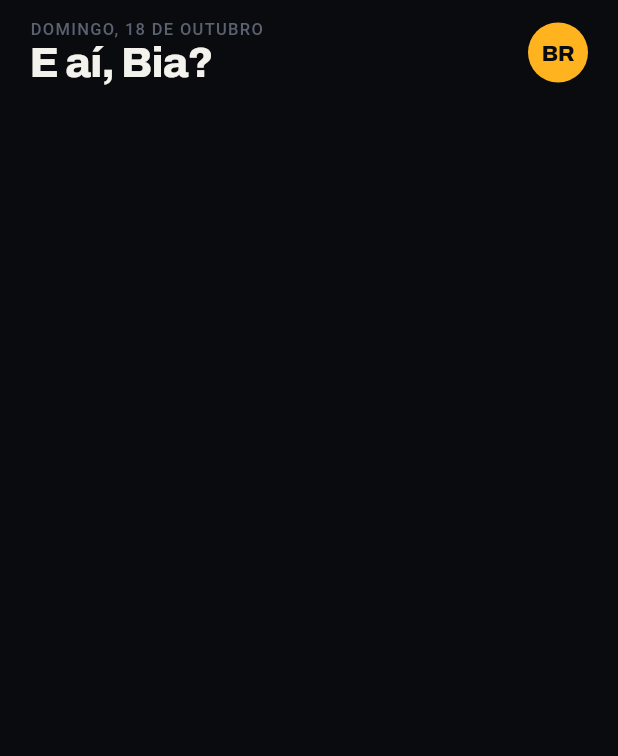
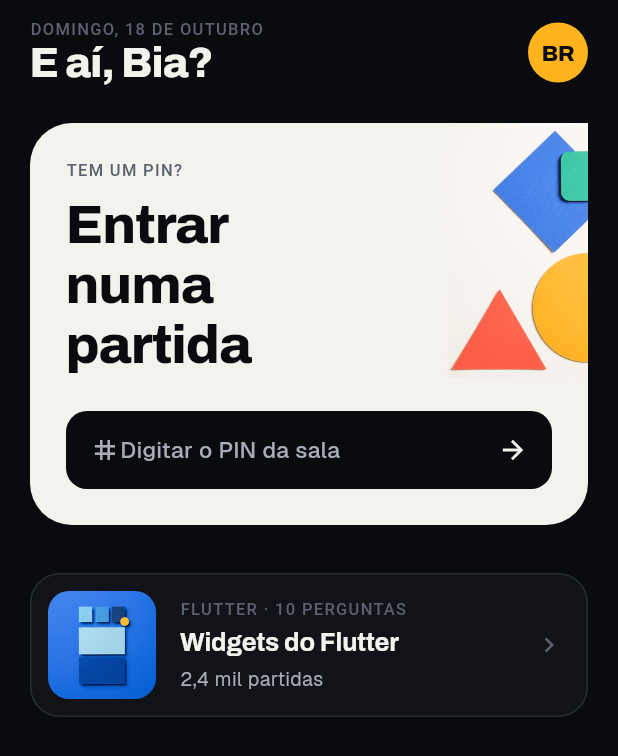
Before and after one commit to Lhferraaz/Quizzada, a Flutter app: the HomeScreen screen opened by its route, on a phone screen of 412 x 824 dp. Shown: the top 756 px of the screen. Run offline on Flutter 3.47's test engine with Material 3 defaults, Android fonts, the phone set to English and light mode, and no system bars; our stand-ins replace flutter_riverpod, go_router, google_fonts; Roboto replaces fonts that are missing (Geist Mono).

Commit message:
Tela de home e card finalizados

```diff
--- /dev/null
+++ b/lib/data/models/quiz.dart
@@ -0,0 +1,28 @@
+class Quiz {
+  final String id;
+  final String title;
+  final String category;
+  final int questionCount;
+  final int playCount;
+  final String cover;
+
+  const Quiz({
+    required this.id,
+    required this.title,
+    required this.category,
+    required this.questionCount,
+    required this.playCount,
+    required this.cover,
+  });
+
+  factory Quiz.frommap(Map<String, dynamic> map) {
+    return Quiz(
+      id: map['id'] as String,
+      title: map['title'] as String,
+      category: map['category'] as String,
+      questionCount: map['questionCount'] as int,
+      playCount: map['playCount'],
+      cover: map['cover'],
+    );
+  }
+}
--- a/lib/ui/auth/screens/signUp_screen.dart
+++ b/lib/ui/auth/screens/signUp_screen.dart
@@ -9,7 +9,7 @@ import 'package:quizzada/ui/core/shared/widgets/qz_top_bar.dart';
 import 'package:quizzada/ui/core/themes/qz_colors.dart';
 import 'package:quizzada/ui/core/themes/qz_space.dart';
 import 'package:quizzada/ui/core/themes/qz_text.dart';
-import 'package:quizzada/utils/formatter.dart';
+import 'package:quizzada/utils/formatters.dart';
 import 'package:quizzada/utils/validators.dart';
 
 class SingUpScreen extends StatefulWidget {
--- /dev/null
+++ b/lib/ui/core/shared/widgets/quiz_cover.dart
@@ -0,0 +1,18 @@
+import 'package:flutter/material.dart';
+import 'package:quizzada/ui/core/themes/qz_radius.dart';
+
+/// A capa de um quiz: uma imagem quadrada com os cantos arredondados.
+class QuizCover extends StatelessWidget {
+  const QuizCover({super.key, required this.image, this.size = 72});
+
+  final String image;
+  final double size;
+
+  @override
+  Widget build(BuildContext context) {
+    return ClipRRect(
+      borderRadius: BorderRadius.circular(QzRadius.md),
+      child: Image.asset(image, width: size, height: size, fit: BoxFit.cover),
+    );
+  }
+}
--- a/lib/ui/home/screens/home_screen.dart
+++ b/lib/ui/home/screens/home_screen.dart
@@ -1,12 +1,30 @@
 import 'package:flutter/material.dart';
+import 'package:quizzada/data/models/quiz.dart';
 import 'package:quizzada/ui/core/shared/widgets/qz_avatar.dart';
 import 'package:quizzada/ui/core/themes/qz_colors.dart';
 import 'package:quizzada/ui/core/themes/qz_space.dart';
 import 'package:quizzada/ui/core/themes/qz_text.dart';
-import 'package:quizzada/utils/formatter.dart';
+import 'package:quizzada/ui/home/widgets/join_game_card.dart';
+import 'package:quizzada/ui/home/widgets/quiz_card.dart';
+import 'package:quizzada/utils/formatters.dart';
+
+const _sampleQuiz = Quiz(
+  id: 'widgets-do-flutter',
+  title: 'Widgets do Flutter',
+  category: 'Flutter',
+  questionCount: 10,
+  playCount: 2400,
+  cover: 'assets/images/capa-widgets-do-flutter.png',
+);
 
 class HomeScreen extends StatelessWidget {
   const HomeScreen({super.key});
+
+  void _showSoon(BuildContext context, String message) {
+    ScaffoldMessenger.of(
+      context,
+    ).showSnackBar(SnackBar(content: Text(message)));
+  }
 
   @override
   Widget build(BuildContext context) {
@@ -19,7 +37,16 @@ class HomeScreen extends StatelessWidget {
             QzSpace.s20,
             QzSpace.s24,
           ),
-          children: const [_Header()],
+          children: [
+            const _Header(),
+            const SizedBox(height: QzSpace.s24),
+            JoinGameCard(
+              onPinPressed: () =>
+                  _showSoon(context, 'A tela PIN chega na Etapa 5'),
+            ),
+            const SizedBox(height: QzSpace.s32),
+            QuizCard(quiz: _sampleQuiz, onTap: () {}),
+          ],
         ),
       ),
     );
--- /dev/null
+++ b/lib/ui/home/widgets/join_game_card.dart
@@ -0,0 +1,104 @@
+import 'package:flutter/material.dart';
+import 'package:quizzada/ui/core/themes/qz_colors.dart';
+import 'package:quizzada/ui/core/themes/qz_radius.dart';
+import 'package:quizzada/ui/core/themes/qz_space.dart';
+import 'package:quizzada/ui/core/themes/qz_text.dart';
+
+class JoinGameCard extends StatelessWidget {
+  const JoinGameCard({super.key, required this.onPinPressed});
+
+  final VoidCallback onPinPressed;
+
+  @override
+  Widget build(BuildContext context) {
+    return Container(
+      decoration: BoxDecoration(
+        color: QzColors.actionPrimary,
+        borderRadius: BorderRadius.circular(QzRadius.xl),
+      ),
+      child: Stack(
+        children: [
+          Positioned(
+            top: 0,
+            right: 0,
+            child: Image.asset(
+              'assets/images/formas-entrar.png',
+              width: 157,
+              height: 170,
+            ),
+          ),
+          Padding(
+            padding: const EdgeInsets.all(QzSpace.s24),
+            child: Column(
+              crossAxisAlignment: CrossAxisAlignment.start,
+              children: [
+                Text(
+                  'TEM UM PIN?',
+                  style: QzText.overline.copyWith(color: QzColors.textMuted),
+                ),
+                const SizedBox(height: 10),
+                SizedBox(
+                  width: 190,
+                  child: Text(
+                    'Entrar numa partida',
+                    style: QzText.displayM.copyWith(
+                      color: QzColors.actionOnPrimary,
+                    ),
+                  ),
+                ),
+                const SizedBox(height: QzSpace.s24),
+                _PinButton(onPressed: onPinPressed),
+              ],
+            ),
+          ),
+        ],
+      ),
+    );
+  }
+}
+
+class _PinButton extends StatelessWidget {
+  const _PinButton({required this.onPressed});
+
+  final VoidCallback onPressed;
+
+  @override
+  Widget build(BuildContext context) {
+    final shape = RoundedRectangleBorder(
+      borderRadius: BorderRadius.circular(QzRadius.md),
+    );
+
+    return Material(
+      color: QzColors.textInverse,
+      shape: shape,
+      child: InkWell(
+        customBorder: shape,
+        onTap: onPressed,
+        child: SizedBox(
+          height: 52,
+          child: Padding(
+            padding: EdgeInsets.symmetric(horizontal: QzSpace.s16),
+            child: Row(
+              children: [
+                const Icon(Icons.tag, size: 20, color: QzColors.textSecondary),
+                Expanded(
+                  child: Text(
+                    'Digitar o PIN da sala',
+                    style: QzText.bodyMStrong.copyWith(
+                      color: QzColors.textSecondary,
+                    ),
+                  ),
+                ),
+                const Icon(
+                  Icons.arrow_forward,
+                  size: 20,
+                  color: QzColors.textPrimary,
+                ),
+              ],
+            ),
+          ),
+        ),
+      ),
+    );
+  }
+}
--- /dev/null
+++ b/lib/ui/home/widgets/quiz_card.dart
@@ -0,0 +1,80 @@
+import 'package:flutter/material.dart';
+import 'package:quizzada/data/models/quiz.dart';
+import 'package:quizzada/ui/core/shared/widgets/quiz_cover.dart';
+import 'package:quizzada/ui/core/themes/qz_colors.dart';
+import 'package:quizzada/ui/core/themes/qz_radius.dart';
+import 'package:quizzada/ui/core/themes/qz_space.dart';
+import 'package:quizzada/ui/core/themes/qz_text.dart';
+import 'package:quizzada/utils/formatters.dart';
+
+class QuizCard extends StatelessWidget {
+  const QuizCard({super.key, required this.quiz, required this.onTap});
+
+  final Quiz quiz;
+  final VoidCallback onTap;
+
+  @override
+  Widget build(BuildContext context) {
+    final shape = RoundedRectangleBorder(
+      borderRadius: BorderRadius.circular(QzRadius.lg),
+      side: const BorderSide(color: QzColors.borderSubtle),
+    );
+
+    return Material(
+      color: QzColors.bgSurface,
+      shape: shape,
+      child: InkWell(
+        customBorder: shape,
+        onTap: onTap,
+        child: Padding(
+          padding: const EdgeInsets.fromLTRB(
+            QzSpace.s12,
+            QzSpace.s12,
+            QzSpace.s16,
+            QzSpace.s12,
+          ),
+          child: Row(
+            children: [
+              QuizCover(image: quiz.cover),
+              const SizedBox(width: QzSpace.s16),
+              Expanded(
+                child: Column(
+                  crossAxisAlignment: CrossAxisAlignment.start,
+                  children: [
+                    Text(
+                      '${quiz.category} · ${quiz.questionCount} perguntas'
+                          .toUpperCase(),
+                      style: QzText.overline.copyWith(
+                        color: QzColors.textMuted,
+                      ),
+                    ),
+                    const SizedBox(height: QzSpace.s4),
+                    Text(
+                      quiz.title,
+                      style: QzText.titleS,
+                      maxLines: 1,
+                      overflow: TextOverflow.ellipsis,
+                    ),
+                    const SizedBox(height: QzSpace.s4),
+                    Text(
+                      Formatters.playCount(quiz.playCount),
+                      style: QzText.bodyS.copyWith(
+                        color: QzColors.textSecondary,
+                      ),
+                    ),
+                  ],
+                ),
+              ),
+              const SizedBox(width: QzSpace.s16),
+              const Icon(
+                Icons.chevron_right,
+                size: 20,
+                color: QzColors.textMuted,
+              ),
+            ],
+          ),
+        ),
+      ),
+    );
+  }
+}
--- a/lib/utils/formatter.dart
+++ b/lib/utils/formatters.dart
@@ -44,4 +44,12 @@ abstract final class Formatters {
     final month = _months[date.month - 1];
     return '$weekday, ${date.day} de $month';
   }
+
+  static String playCount(int count) {
+    if (count == 1) return '1 partida';
+    if (count < 1000) return '$count partidas';
+
+    final thousands = (count / 1000).toStringAsFixed(1).replaceAll('.', ',');
+    return '$thousands mil partidas';
+  }
 }
```
Also changed, not shown: lib/ui/gallery/gallery_screen.dart (+6 -1 lines), assets/images/capa-widgets-do-flutter.png (added), assets/images/formas-entrar.png (added), lib/data/services/quiz_service.dart (added).
